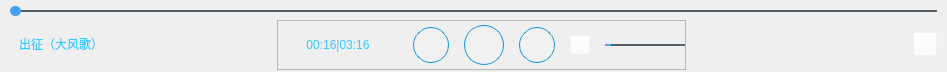
This is VideoPlayer/videomodels/FloatPlayCtl.ui in huizhang556/pc-video-player as Qt 5 draws it before an edit. The edited form follows.
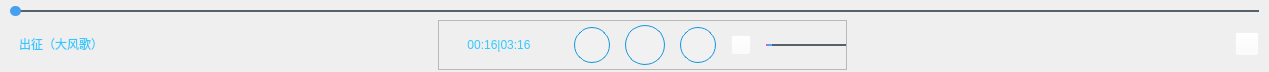
This is the edited form. Icons and pictures are not drawn.

Diff of the .ui file:
```diff
--- a/VideoPlayer/videomodels/FloatPlayCtl.ui
+++ b/VideoPlayer/videomodels/FloatPlayCtl.ui
@@ -6,7 +6,7 @@
    <rect>
     <x>0</x>
     <y>0</y>
-    <width>947</width>
+    <width>1269</width>
     <height>72</height>
    </rect>
   </property>
```
Left out of the diff: 2 changed lines with no effect on the pictures.
